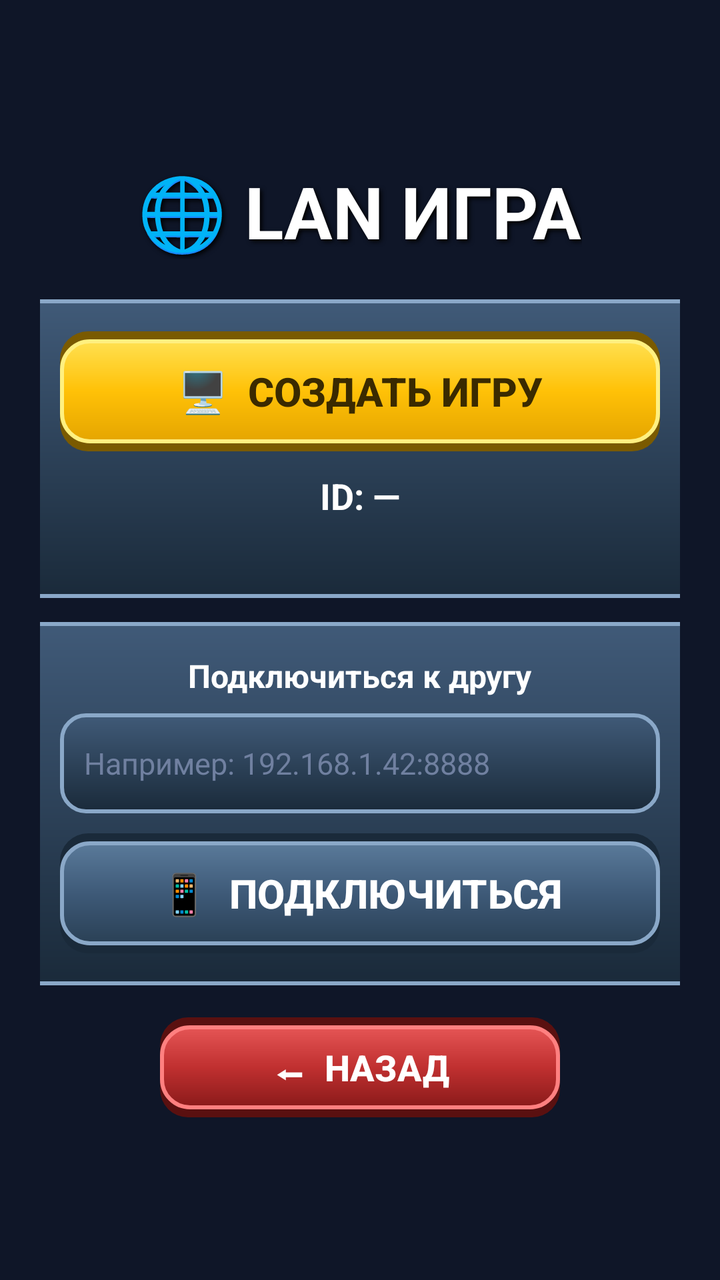
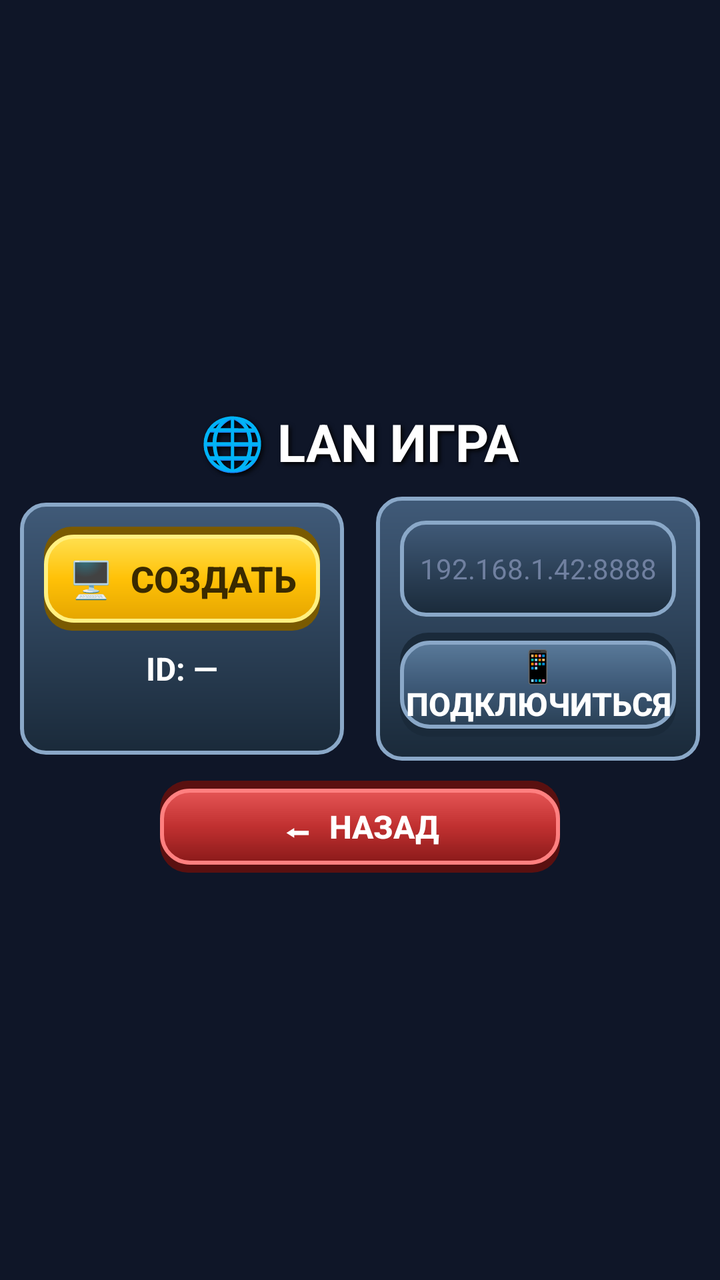

Screens rendered from an Android XML layout before and after an edit, with the pre-edit source and the edit as a unified diff.
<!-- AndroidManifest.xml: application theme Theme.SlitherBox -->
<!-- res/layout/activity_lan_menu.xml -->
<?xml version="1.0" encoding="utf-8"?>
<FrameLayout xmlns:android="http://schemas.android.com/apk/res/android"
    android:layout_width="match_parent"
    android:layout_height="match_parent"
    android:background="#0F1628">

    <LinearLayout
        android:layout_width="match_parent"
        android:layout_height="match_parent"
        android:orientation="vertical"
        android:gravity="center"
        android:padding="20dp">

        
        <TextView
            android:layout_width="wrap_content"
            android:layout_height="wrap_content"
            android:text="🌐 LAN ИГРА"
            android:textColor="#FFFFFF"
            android:textSize="36sp"
            android:textStyle="bold"
            android:shadowColor="#000000"
            android:shadowDx="3"
            android:shadowDy="3"
            android:shadowRadius="6"
            android:layout_marginBottom="20dp" />

        
        <LinearLayout
            android:layout_width="420dp"
            android:layout_height="wrap_content"
            android:orientation="vertical"
            android:gravity="center"
            android:background="@drawable/panel_blue"
            android:padding="16dp"
            android:layout_marginBottom="12dp">

            <Button
                android:id="@+id/btnCreateGame"
                android:layout_width="300dp"
                android:layout_height="60dp"
                android:text="🖥  СОЗДАТЬ ИГРУ"
                android:textSize="20sp"
                android:textStyle="bold"
                android:textColor="#3A2A00"
                android:background="@drawable/btn_yellow"
                android:stateListAnimator="@null"
                android:elevation="0dp" />

            <TextView
                android:id="@+id/tvHostId"
                android:layout_width="wrap_content"
                android:layout_height="wrap_content"
                android:text="ID: —"
                android:textColor="#FFFFFF"
                android:textSize="18sp"
                android:textStyle="bold"
                android:layout_marginTop="10dp" />

            <TextView
                android:id="@+id/tvHostStatus"
                android:layout_width="wrap_content"
                android:layout_height="wrap_content"
                android:text=""
                android:textColor="#B0E0B0"
                android:textSize="14sp"
                android:layout_marginTop="4dp" />
        </LinearLayout>

        
        <LinearLayout
            android:layout_width="420dp"
            android:layout_height="wrap_content"
            android:orientation="vertical"
            android:gravity="center"
            android:background="@drawable/panel_blue"
            android:padding="16dp"
            android:layout_marginBottom="16dp">

            <TextView
                android:layout_width="wrap_content"
                android:layout_height="wrap_content"
                android:text="Подключиться к другу"
                android:textColor="#FFFFFF"
                android:textSize="16sp"
                android:textStyle="bold"
                android:layout_marginBottom="8dp" />

            <EditText
                android:id="@+id/etHostIp"
                android:layout_width="300dp"
                android:layout_height="50dp"
                android:hint="Например: 192.168.1.42:8888"
                android:textColorHint="#7080A0"
                android:textColor="#FFFFFF"
                android:textSize="15sp"
                android:background="@drawable/panel_blue"
                android:paddingStart="12dp"
                android:paddingEnd="12dp"
                android:inputType="text"
                android:maxLines="1"
                android:layout_marginBottom="10dp" />

            <Button
                android:id="@+id/btnConnect"
                android:layout_width="300dp"
                android:layout_height="60dp"
                android:text="📱  ПОДКЛЮЧИТЬСЯ"
                android:textSize="20sp"
                android:textStyle="bold"
                android:textColor="#FFFFFF"
                android:background="@drawable/btn_blue"
                android:stateListAnimator="@null"
                android:elevation="0dp" />
        </LinearLayout>


<Button
    android:id="@+id/btnStartGame"
    android:layout_width="300dp"
    android:layout_height="60dp"
    android:text="▶  НАЧАТЬ ИГРУ"
    android:textSize="20sp"
    android:textStyle="bold"
    android:textColor="#3A2A00"
    android:background="@drawable/btn_yellow"
    android:stateListAnimator="@null"
    android:elevation="0dp"
    android:visibility="gone"
    android:layout_marginBottom="12dp" />

       
 
        <Button
            android:id="@+id/btnBack"
            android:layout_width="200dp"
            android:layout_height="50dp"
            android:text="⬅  НАЗАД"
            android:textSize="18sp"
            android:textStyle="bold"
            android:textColor="#FFFFFF"
            android:background="@drawable/btn_red"
            android:stateListAnimator="@null"
            android:elevation="0dp" />

    </LinearLayout>

</FrameLayout>
<!-- resources referenced by this layout -->
<resources>
  <!-- drawable btn_blue (drawable) -->
  <?xml version="1.0" encoding="utf-8"?>
  <layer-list xmlns:android="http://schemas.android.com/apk/res/android">
  
      
      <item>
          <shape android:shape="rectangle">
              <solid android:color="#1A2A3A" />
              <corners android:radius="14dp" />
          </shape>
      </item>
  
      
      <item android:top="4dp" android:bottom="4dp">
          <shape android:shape="rectangle">
              <gradient
                  android:angle="270"
                  android:startColor="#5A7A9A"
                  android:centerColor="#3E5A78"
                  android:endColor="#2A4055"
                  android:type="linear" />
              <corners android:radius="14dp" />
              <stroke
                  android:width="2dp"
                  android:color="#8AA8C8" />
          </shape>
      </item>
  
  </layer-list>
  <!-- drawable btn_red (drawable) -->
  <?xml version="1.0" encoding="utf-8"?>
  <layer-list xmlns:android="http://schemas.android.com/apk/res/android">
  
      <item>
          <shape android:shape="rectangle">
              <solid android:color="#5A1010" />
              <corners android:radius="14dp" />
          </shape>
      </item>
  
      <item android:top="4dp" android:bottom="4dp">
          <shape android:shape="rectangle">
              <gradient
                  android:angle="270"
                  android:startColor="#E55555"
                  android:centerColor="#C03030"
                  android:endColor="#8A1A1A"
                  android:type="linear" />
              <corners android:radius="14dp" />
              <stroke
                  android:width="2dp"
                  android:color="#FF8080" />
          </shape>
      </item>
  
  </layer-list>
  <!-- drawable btn_yellow (drawable) -->
  <?xml version="1.0" encoding="utf-8"?>
  <layer-list xmlns:android="http://schemas.android.com/apk/res/android">
  
      
      <item>
          <shape android:shape="rectangle">
              <solid android:color="#7A5A00" />
              <corners android:radius="14dp" />
          </shape>
      </item>
  
      
      <item android:top="4dp" android:bottom="4dp">
          <shape android:shape="rectangle">
              <gradient
                  android:angle="270"
                  android:startColor="#FFE050"
                  android:centerColor="#FFC107"
                  android:endColor="#E5A500"
                  android:type="linear" />
              <corners android:radius="14dp" />
              <stroke
                  android:width="2dp"
                  android:color="#FFF080" />
          </shape>
      </item>
  
  </layer-list>
  <!-- drawable panel_blue (drawable) -->
  <?xml version="1.0" encoding="utf-8"?>
  <shape xmlns:android="http://schemas.android.com/apk/res/android"
      android:shape="rectangle">
      <gradient
          android:angle="270"
          android:startColor="#405A78"
          android:endColor="#1A2A3A" />
      <corners android:radius="12dp" />
      <stroke android:width="2dp" android:color="#8AA8C8" />
  </shape>
  <style name="Theme.SlitherBox" parent="Theme.AppCompat.NoActionBar">
          <item name="android:windowBackground">@android:color/black</item>
      </style>
</resources>

<!-- the commit's change to res/layout/activity_lan_menu.xml (unified diff, before → after) -->
@@ -9,7 +9,7 @@
         android:layout_height="match_parent"
         android:orientation="vertical"
         android:gravity="center"
-        android:padding="20dp">
+        android:padding="10dp">
 
         
         <TextView
@@ -17,131 +17,145 @@
             android:layout_height="wrap_content"
             android:text="🌐 LAN ИГРА"
             android:textColor="#FFFFFF"
-            android:textSize="36sp"
+            android:textSize="26sp"
             android:textStyle="bold"
             android:shadowColor="#000000"
             android:shadowDx="3"
             android:shadowDy="3"
             android:shadowRadius="6"
-            android:layout_marginBottom="20dp" />
+            android:layout_marginBottom="10dp" />
 
         
         <LinearLayout
-            android:layout_width="420dp"
+            android:layout_width="match_parent"
             android:layout_height="wrap_content"
-            android:orientation="vertical"
+            android:orientation="horizontal"
             android:gravity="center"
-            android:background="@drawable/panel_blue"
-            android:padding="16dp"
-            android:layout_marginBottom="12dp">
+            android:layout_marginBottom="10dp">
 
-            <Button
-                android:id="@+id/btnCreateGame"
-                android:layout_width="300dp"
-                android:layout_height="60dp"
-                android:text="🖥  СОЗДАТЬ ИГРУ"
-                android:textSize="20sp"
-                android:textStyle="bold"
-                android:textColor="#3A2A00"
-                android:background="@drawable/btn_yellow"
-                android:stateListAnimator="@null"
-                android:elevation="0dp" />
+            
+            <LinearLayout
+                android:layout_width="0dp"
+                android:layout_height="wrap_content"
+                android:layout_weight="1"
+                android:orientation="vertical"
+                android:gravity="center"
+                android:background="@drawable/panel_blue"
+                android:padding="12dp"
+                android:layout_marginEnd="8dp">
 
-            <TextView
-                android:id="@+id/tvHostId"
-                android:layout_width="wrap_content"
+                <Button
+                    android:id="@+id/btnCreateGame"
+                    android:layout_width="match_parent"
+                    android:layout_height="52dp"
+                    android:text="🖥  СОЗДАТЬ"
+                    android:textSize="18sp"
+                    android:textStyle="bold"
+                    android:textColor="#3A2A00"
+                    android:background="@drawable/btn_yellow"
+                    android:stateListAnimator="@null"
+                    android:elevation="0dp"
+                    android:padding="0dp"
+                    android:minHeight="0dp"
+                    android:minWidth="0dp" />
+
+                <TextView
+                    android:id="@+id/tvHostId"
+                    android:layout_width="wrap_content"
+                    android:layout_height="wrap_content"
+                    android:text="ID: —"
+                    android:textColor="#FFFFFF"
+                    android:textSize="16sp"
+                    android:textStyle="bold"
+                    android:layout_marginTop="8dp" />
+
+                <TextView
+                    android:id="@+id/tvHostStatus"
+                    android:layout_width="wrap_content"
+                    android:layout_height="wrap_content"
+                    android:text=""
+                    android:textColor="#B0E0B0"
+                    android:textSize="12sp"
+                    android:gravity="center"
+                    android:layout_marginTop="4dp" />
+            </LinearLayout>
+
+            
+            <LinearLayout
+                android:layout_width="0dp"
                 android:layout_height="wrap_content"
-                android:text="ID: —"
-                android:textColor="#FFFFFF"
-                android:textSize="18sp"
-                android:textStyle="bold"
-                android:layout_marginTop="10dp" />
+                android:layout_weight="1"
+                android:orientation="vertical"
+                android:gravity="center"
+                android:background="@drawable/panel_blue"
+                android:padding="12dp"
+                android:layout_marginStart="8dp">
 
-            <TextView
-                android:id="@+id/tvHostStatus"
-                android:layout_width="wrap_content"
-                android:layout_height="wrap_content"
-                android:text=""
-                android:textColor="#B0E0B0"
-                android:textSize="14sp"
-                android:layout_marginTop="4dp" />
+                <EditText
+                    android:id="@+id/etHostIp"
+                    android:layout_width="match_parent"
+                    android:layout_height="48dp"
+                    android:hint="192.168.1.42:8888"
+                    android:textColorHint="#7080A0"
+                    android:textColor="#FFFFFF"
+                    android:textSize="14sp"
+                    android:background="@drawable/panel_blue"
+                    android:paddingStart="10dp"
+                    android:paddingEnd="10dp"
+                    android:inputType="text"
+                    android:maxLines="1"
+                    android:layout_marginBottom="8dp" />
+
+                <Button
+                    android:id="@+id/btnConnect"
+                    android:layout_width="match_parent"
+                    android:layout_height="52dp"
+                    android:text="📱  ПОДКЛЮЧИТЬСЯ"
+                    android:textSize="16sp"
+                    android:textStyle="bold"
+                    android:textColor="#FFFFFF"
+                    android:background="@drawable/btn_blue"
+                    android:stateListAnimator="@null"
+                    android:elevation="0dp"
+                    android:padding="0dp"
+                    android:minHeight="0dp"
+                    android:minWidth="0dp" />
+            </LinearLayout>
         </LinearLayout>
 
         
-        <LinearLayout
-            android:layout_width="420dp"
-            android:layout_height="wrap_content"
-            android:orientation="vertical"
-            android:gravity="center"
-            android:background="@drawable/panel_blue"
-            android:padding="16dp"
-            android:layout_marginBottom="16dp">
+        <Button
+            android:id="@+id/btnStartGame"
+            android:layout_width="300dp"
+            android:layout_height="52dp"
+            android:text="▶  НАЧАТЬ ИГРУ"
+            android:textSize="18sp"
+            android:textStyle="bold"
+            android:textColor="#3A2A00"
+            android:background="@drawable/btn_yellow"
+            android:stateListAnimator="@null"
+            android:elevation="0dp"
+            android:padding="0dp"
+            android:minHeight="0dp"
+            android:minWidth="0dp"
+            android:visibility="gone"
+            android:layout_marginBottom="8dp" />
 
-            <TextView
-                android:layout_width="wrap_content"
-                android:layout_height="wrap_content"
-                android:text="Подключиться к другу"
-                android:textColor="#FFFFFF"
-                android:textSize="16sp"
-                android:textStyle="bold"
-                android:layout_marginBottom="8dp" />
-
-            <EditText
-                android:id="@+id/etHostIp"
-                android:layout_width="300dp"
-                android:layout_height="50dp"
-                android:hint="Например: 192.168.1.42:8888"
-                android:textColorHint="#7080A0"
-                android:textColor="#FFFFFF"
-                android:textSize="15sp"
-                android:background="@drawable/panel_blue"
-                android:paddingStart="12dp"
-                android:paddingEnd="12dp"
-                android:inputType="text"
-                android:maxLines="1"
-                android:layout_marginBottom="10dp" />
-
-            <Button
-                android:id="@+id/btnConnect"
-                android:layout_width="300dp"
-                android:layout_height="60dp"
-                android:text="📱  ПОДКЛЮЧИТЬСЯ"
-                android:textSize="20sp"
-                android:textStyle="bold"
-                android:textColor="#FFFFFF"
-                android:background="@drawable/btn_blue"
-                android:stateListAnimator="@null"
-                android:elevation="0dp" />
-        </LinearLayout>
-
-
-<Button
-    android:id="@+id/btnStartGame"
-    android:layout_width="300dp"
-    android:layout_height="60dp"
-    android:text="▶  НАЧАТЬ ИГРУ"
-    android:textSize="20sp"
-    android:textStyle="bold"
-    android:textColor="#3A2A00"
-    android:background="@drawable/btn_yellow"
-    android:stateListAnimator="@null"
-    android:elevation="0dp"
-    android:visibility="gone"
-    android:layout_marginBottom="12dp" />
-
-       
- 
+        
         <Button
             android:id="@+id/btnBack"
             android:layout_width="200dp"
-            android:layout_height="50dp"
+            android:layout_height="46dp"
             android:text="⬅  НАЗАД"
-            android:textSize="18sp"
+            android:textSize="16sp"
             android:textStyle="bold"
             android:textColor="#FFFFFF"
             android:background="@drawable/btn_red"
             android:stateListAnimator="@null"
-            android:elevation="0dp" />
+            android:elevation="0dp"
+            android:padding="0dp"
+            android:minHeight="0dp"
+            android:minWidth="0dp" />
 
     </LinearLayout>
 
